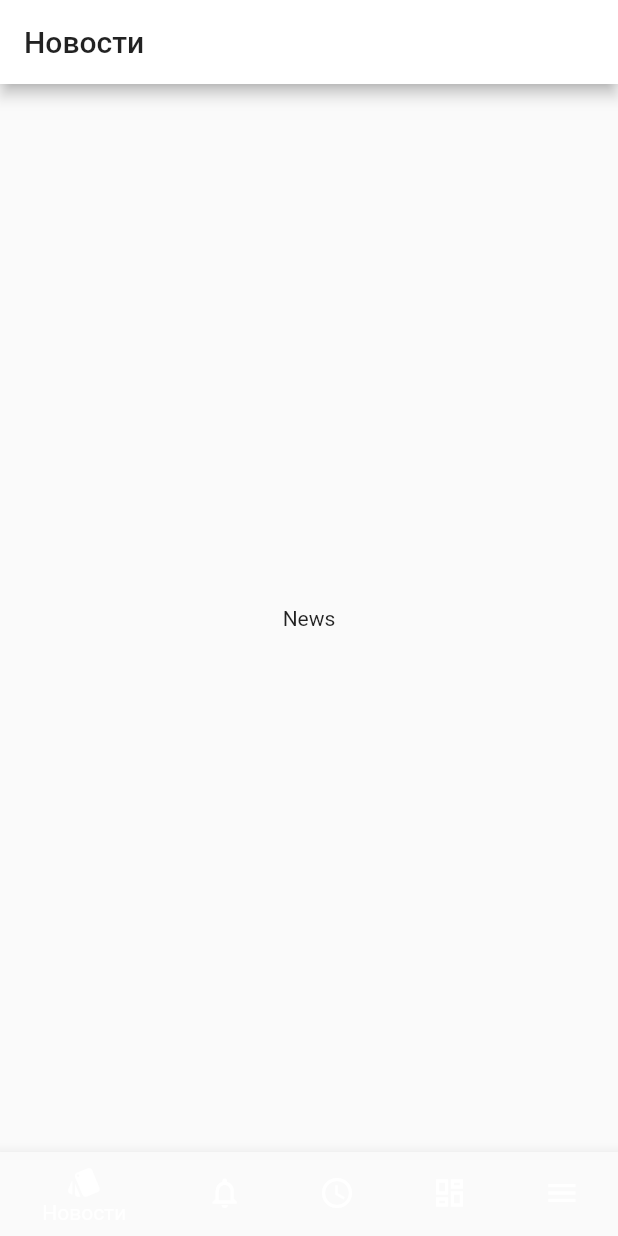
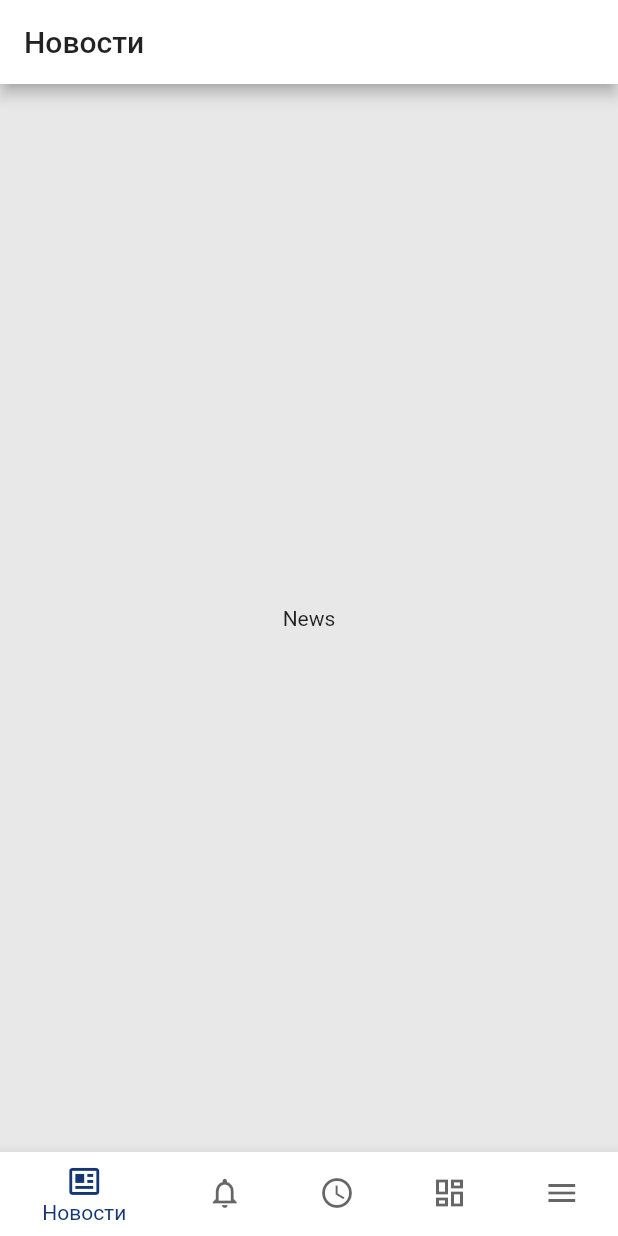
Before and after one commit to BinaryCascade/vpec, a Flutter app: the screen it shows after launch, on a phone screen of 412 x 824 dp. Run offline on Flutter 3.47's test engine with Material 2 defaults, Android fonts, the phone set to English and light mode, and no system bars.

Commit message:
theme improvement

```diff
--- a/lib/splash.dart
+++ b/lib/splash.dart
@@ -1,5 +1,4 @@
 import 'package:flutter/material.dart';
-import 'package:vpec/ui/screens/bottom_bar_screen.dart';
 
 class SplashScreen extends StatefulWidget {
   static const routeName = '/';
@@ -21,10 +20,7 @@ class _SplashScreenState extends State<SplashScreen> {
     _initApp();
   }
 
-  void _initApp() {
-
-  }
-
+  void _initApp() {}
 
   @override
   Widget build(BuildContext context) {
--- a/lib/ui/screens/bottom_bar_screen.dart
+++ b/lib/ui/screens/bottom_bar_screen.dart
@@ -4,6 +4,7 @@ import 'package:vpec/ui/screens/lessons_schedule_screen.dart';
 import 'package:vpec/ui/screens/menu_screen.dart';
 import 'package:vpec/ui/screens/news_screen.dart';
 import 'package:vpec/ui/screens/timetable_screen.dart';
+import 'package:vpec/utils/icons.dart';
 
 class BottomBarScreen extends StatefulWidget {
   static final routeName = '/home';
@@ -41,15 +42,28 @@ class _BottomBarScreenState extends State<BottomBarScreen> {
         },
         items: [
           BottomNavigationBarItem(
-              icon: Icon(Icons.style), label: 'Новости'),
+              backgroundColor:
+                  Theme.of(context).bottomNavigationBarTheme.backgroundColor,
+              icon: Icon(VEKiconPack.news),
+              label: 'Новости'),
           BottomNavigationBarItem(
-              icon: Icon(Icons.notifications_outlined), label: 'Объявления'),
+              backgroundColor:
+                  Theme.of(context).bottomNavigationBarTheme.backgroundColor,
+              icon: Icon(Icons.notifications_outlined),
+              label: 'Объявления'),
           BottomNavigationBarItem(
-              icon: Icon(Icons.schedule_outlined), label: 'Звонки'),
+              backgroundColor:
+                  Theme.of(context).bottomNavigationBarTheme.backgroundColor,
+              icon: Icon(Icons.schedule_outlined),
+              label: 'Звонки'),
           BottomNavigationBarItem(
-              icon: Icon(Icons.dashboard_outlined), label: 'Расписание'),
+              backgroundColor:
+                  Theme.of(context).bottomNavigationBarTheme.backgroundColor,
+              icon: Icon(Icons.dashboard_outlined),
+              label: 'Расписание'),
           BottomNavigationBarItem(
-            label: 'Меню', icon: Icon(Icons.menu),
+            label: 'Меню',
+            icon: Icon(Icons.menu),
           ),
         ],
       ),
--- a/lib/ui/theme.dart
+++ b/lib/ui/theme.dart
@@ -1,15 +1,23 @@
+import 'package:flutter/cupertino.dart';
 import 'package:flutter/material.dart';
 
 ThemeData themeData(BuildContext context) {
   //light theme
+  const backgroundColor = Color(0xFFE8E8E8);
+  const firstLevelColor = Color(0xFFF5F5F5);
+  const secondLevelColor = Color(0xFFFFFFFF);
+  const accentColor = Color(0xFF133676);
+  const highContrast = Colors.black87;
+  const mediumContrast = Color(0x99000000);
+  const lowContrast = Colors.black38;
+
   return ThemeData(
     brightness: Brightness.light,
     textSelectionTheme: TextSelectionThemeData(
         selectionColor: Color(0xFF777777),
         selectionHandleColor: Color(0xFF000000)),
-    primaryColor: Colors.white,
-    accentColor: Color(0xFF133676),
-    backgroundColor: Colors.white,
+    primaryColor: secondLevelColor,
+    accentColor: accentColor,
     textTheme: TextTheme(
         subtitle1: TextStyle(fontSize: 15, color: Color(0xFF666666)),
         bodyText1: TextStyle(
@@ -45,21 +53,36 @@ ThemeData themeData(BuildContext context) {
               width: 1,
               color: Theme.of(context).accentColor,
             ))),
+    scaffoldBackgroundColor: backgroundColor,
+    bottomNavigationBarTheme: BottomNavigationBarThemeData(
+      selectedItemColor: accentColor,
+      unselectedItemColor: mediumContrast,
+      backgroundColor: secondLevelColor,
+    ),
+
   );
 }
 
 ThemeData darkThemeData(BuildContext context) {
   //dark theme
+  const backgroundColor = Color(0xFF121212);
+  const firstLevelColor = Color(0xFF1F1F1F);
+  const secondLevelColor = Color(0xFF292929);
+  const accentColor = Color(0xFF7B9DDB);
+  const highContrast = Color(0xDEFFFFFF);
+  const mediumContrast = Colors.white60;
+  const lowContrast = Color(0x61FFFFFF);
+
   return ThemeData.dark().copyWith(
     brightness: Brightness.dark,
     textSelectionTheme: TextSelectionThemeData(
       selectionColor: Color(0xFF777777),
-      selectionHandleColor: Color(0xFFFFFFFF),
+      selectionHandleColor: highContrast,
     ),
-    primaryColor: Color(0xFF222222),
-    accentColor: Color(0xFF7B9DDB),
+    primaryColor: secondLevelColor,
+    accentColor: accentColor,
     textTheme: TextTheme(
-        subtitle1: TextStyle(fontSize: 15, color: Color(0xFFbbbbbb)),
+        subtitle1: TextStyle(fontSize: 15, color: highContrast),
         bodyText1: TextStyle(
             color: Colors.white, fontSize: 15, fontWeight: FontWeight.normal),
         headline3: TextStyle(
@@ -91,7 +114,14 @@ ThemeData darkThemeData(BuildContext context) {
         style: OutlinedButton.styleFrom(
             side: BorderSide(
               width: 1,
-              color: Theme.of(context).accentColor,
+              color: accentColor,
             ))),
+    scaffoldBackgroundColor: backgroundColor,
+
+    bottomNavigationBarTheme: BottomNavigationBarThemeData(
+      selectedItemColor: accentColor,
+      unselectedItemColor: mediumContrast,
+      backgroundColor: secondLevelColor,
+    ),
   );
 }
```
